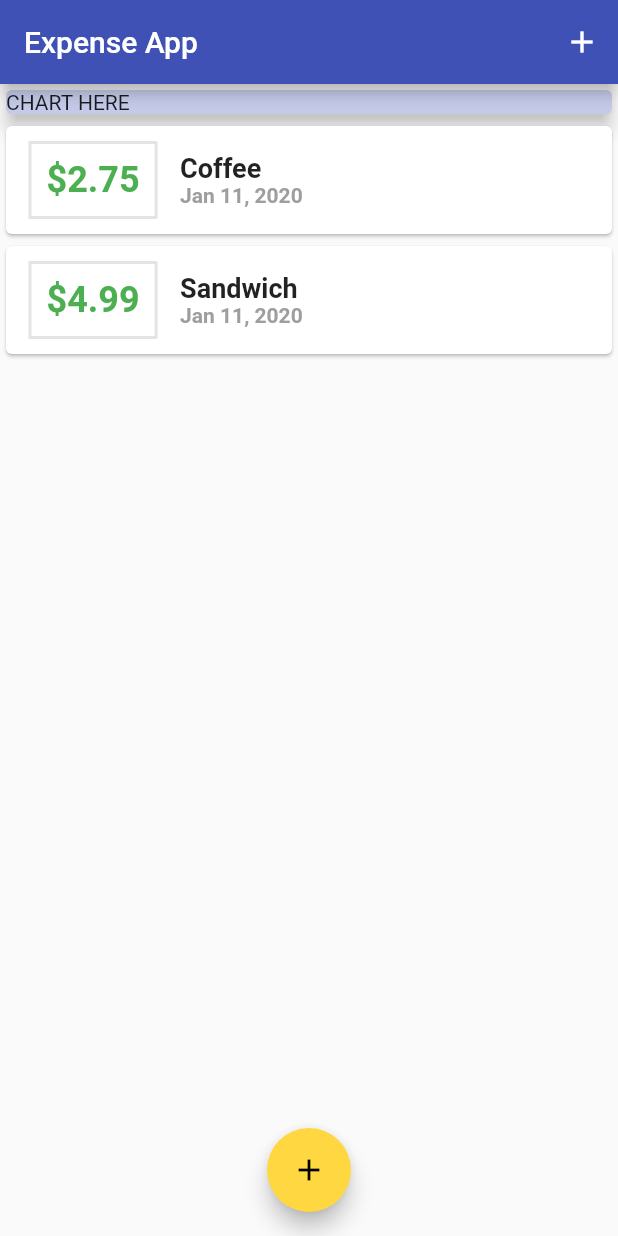
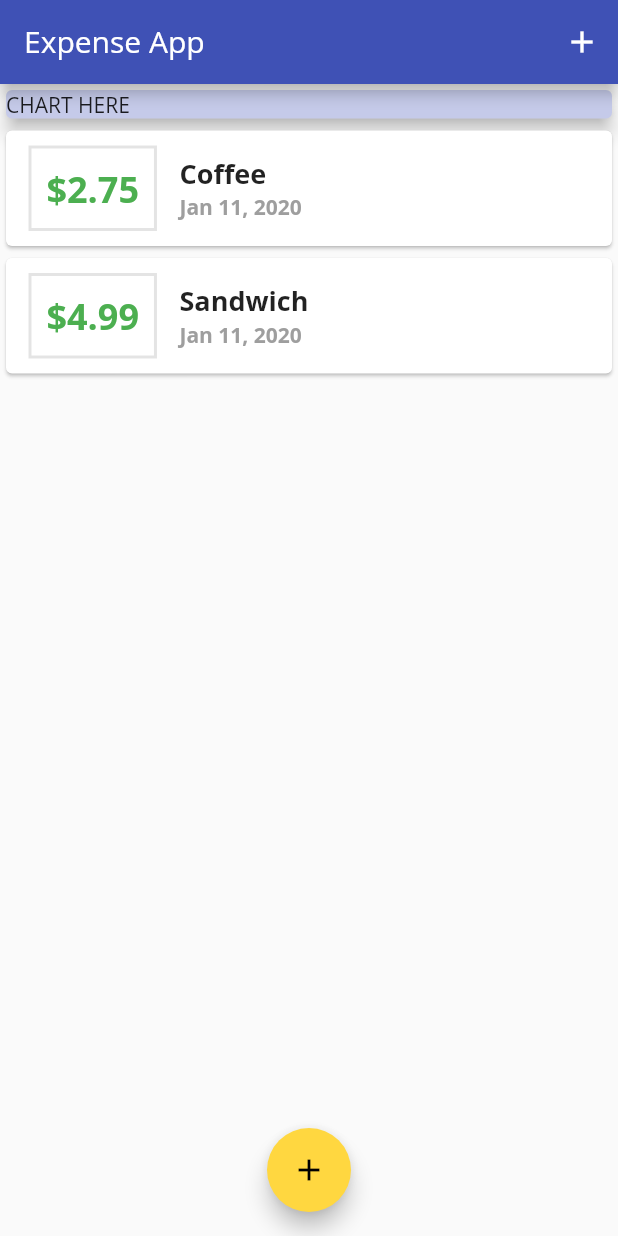
Before and after one commit to matbot/expense_planner, a Flutter app: the screen it shows after launch, on a phone screen of 412 x 824 dp. Run offline on Flutter 3.47's test engine with Material 2 defaults, Android fonts, the phone set to English and light mode, and no system bars.

Commit message:
import custom fonts

```diff
--- a/lib/main.dart
+++ b/lib/main.dart
@@ -14,6 +14,7 @@ class ExpenseApp extends StatelessWidget {
       theme: ThemeData(
         primarySwatch: Colors.indigo,
         accentColor: Colors.amberAccent,
+        fontFamily: 'OpenSans',
       ),
       home: HomePage(),
     );
```
Also changed, not shown: pubspec.yaml (+11 -11 lines), assets/fonts/OpenSans-Bold.ttf (added), assets/fonts/OpenSans-Regular.ttf (added), assets/fonts/Quicksand-Bold.ttf (added), assets/fonts/Quicksand-Light.ttf (added), assets/fonts/Quicksand-Medium.ttf (added), assets/fonts/Quicksand-Regular.ttf (added), pubspec.lock.
